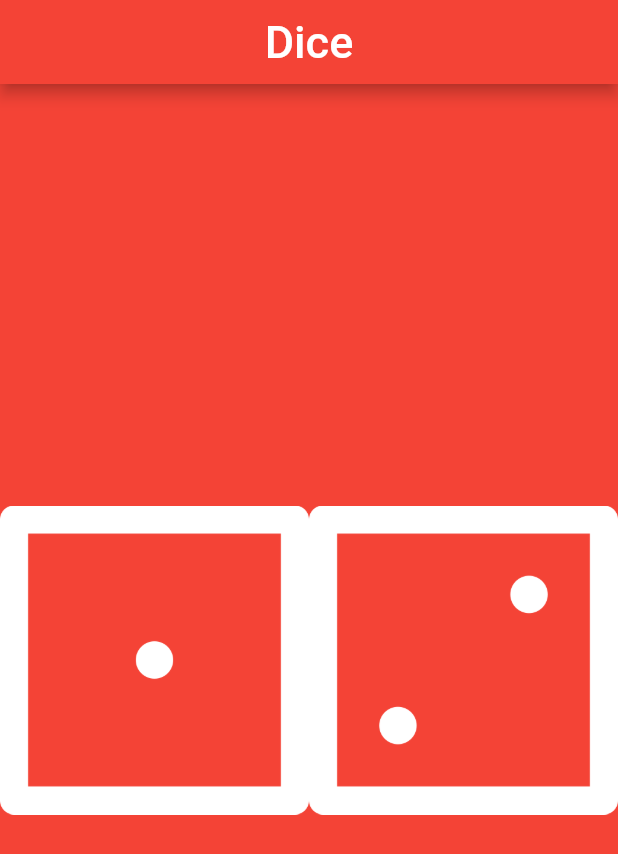
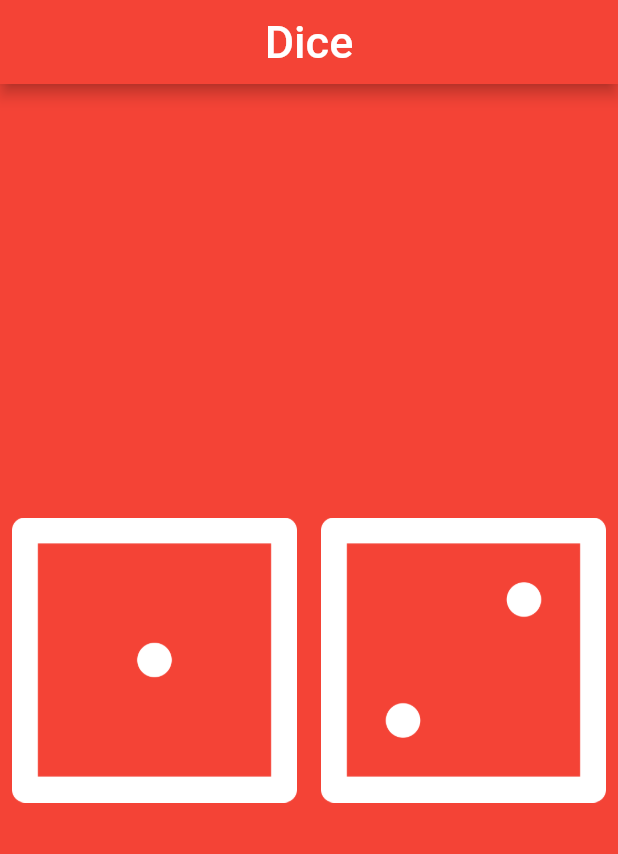
Before and after one commit to crishard/Flutter_apps, a Flutter app: the screen it shows after launch, on a phone screen of 412 x 824 dp. Shown: the top 854 px of the screen. Run offline on Flutter 3.47's test engine with Material 2 defaults, Android fonts, the phone set to English and light mode, and no system bars.

Commit message:
adicioando padding para dar espaçamento entre os dados

```diff
--- a/app_dados/lib/pages/dice.dart
+++ b/app_dados/lib/pages/dice.dart
@@ -44,13 +44,19 @@ class Dices extends StatelessWidget{
       child: Row(
         children: [
         Expanded(
-          child: Image.asset('assets/images/dice1.png'),
+          child:Padding(
+            padding: const EdgeInsets.all(8.0),
+            child: Image.asset('assets/images/dice1.png'),
+          )
         ),
           Expanded(
-          child: Image.asset('assets/images/dice2.png'),
+            child: Padding(
+              padding: const EdgeInsets.all(8.0),
+              child: Image.asset('assets/images/dice2.png'),
+            ),
+
         ),
       ],
-
     ),
     );
   }
```
